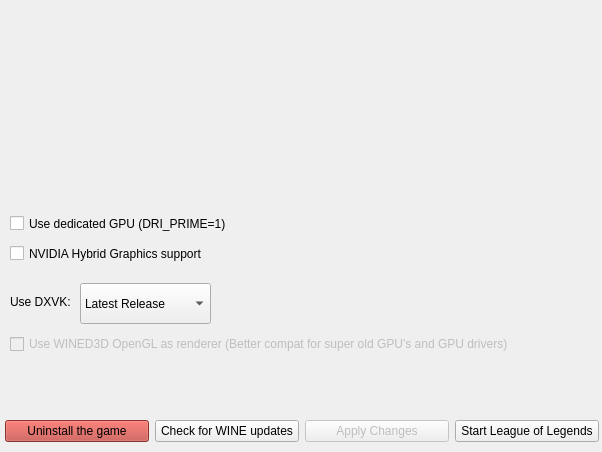
Old version of the form python_src/ui/installer.ui in the repository polkaulfield/lol-for-linux-installer.
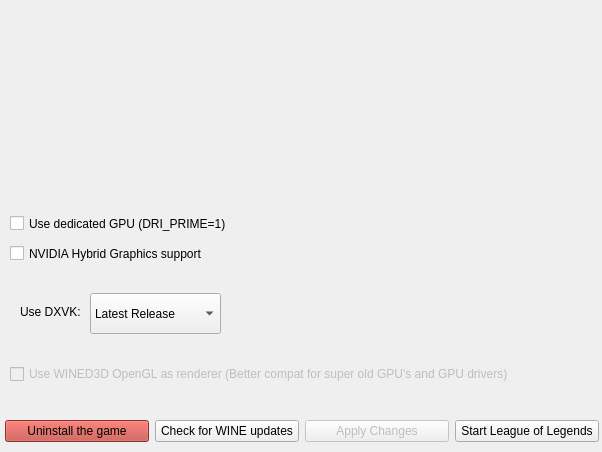
New version of the form. Icons and pictures are not drawn.

Diff of the .ui file:
```diff
--- a/python_src/ui/installer.ui
+++ b/python_src/ui/installer.ui
@@ -828,7 +828,7 @@
                <property name="geometry">
                 <rect>
                  <x>10</x>
-                 <y>140</y>
+                 <y>170</y>
                  <width>571</width>
                  <height>22</height>
                 </rect>
@@ -872,8 +872,8 @@
               <widget class="QComboBox" name="comboBox">
                <property name="geometry">
                 <rect>
-                 <x>80</x>
-                 <y>90</y>
+                 <x>90</x>
+                 <y>100</y>
                  <width>131</width>
                  <height>41</height>
                 </rect>
@@ -892,8 +892,8 @@
               <widget class="QLabel" name="dxvkCombobox">
                <property name="geometry">
                 <rect>
-                 <x>10</x>
-                 <y>100</y>
+                 <x>20</x>
+                 <y>110</y>
                  <width>61</width>
                  <height>18</height>
                 </rect>
```
